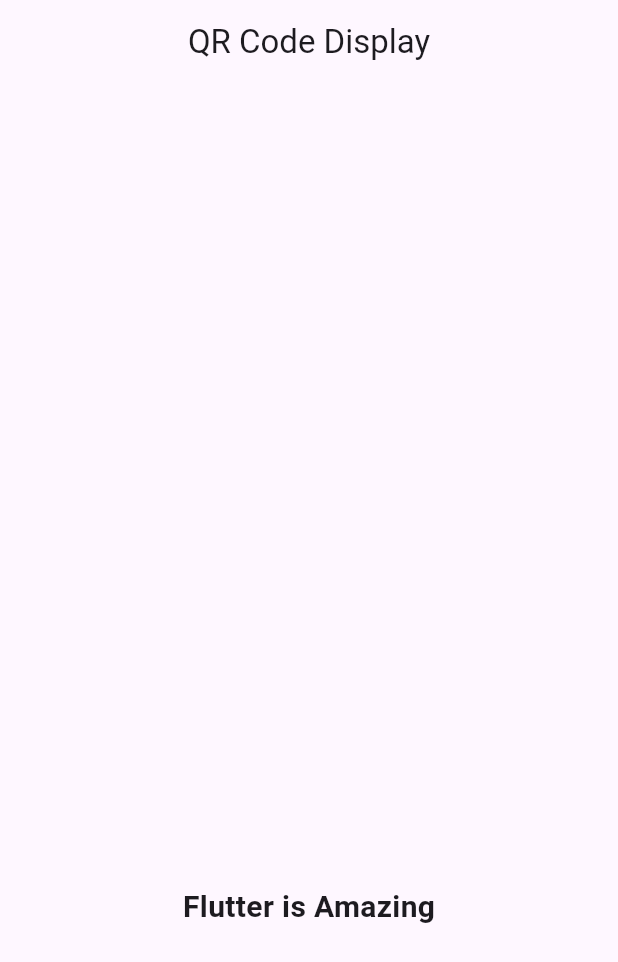
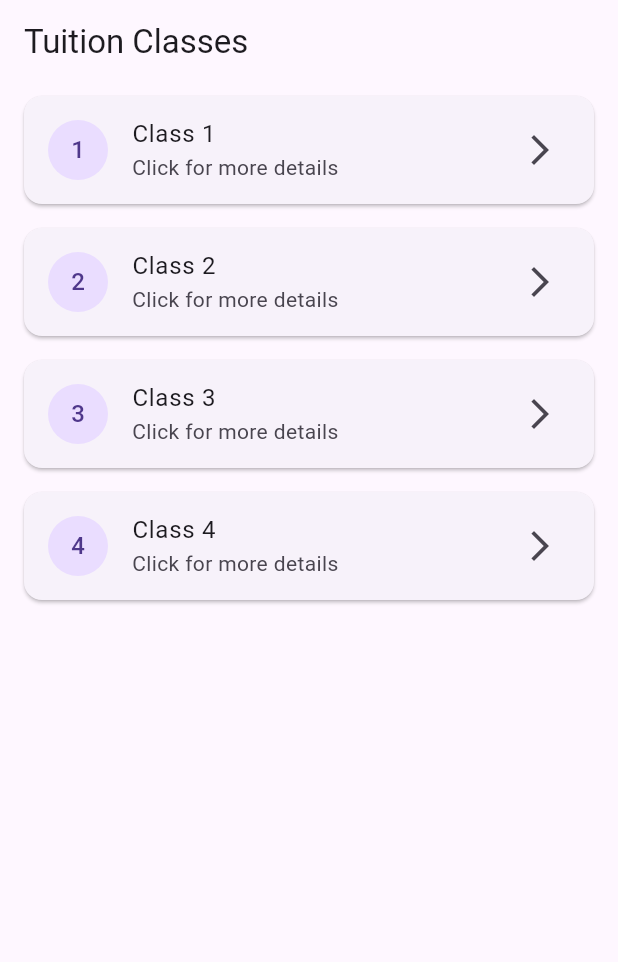
Before and after one commit to Kartikey03/FlutterFeature, a Flutter app: the screen it shows after launch, on a phone screen of 412 x 824 dp. Shown: the top 962 px of the screen. Run offline on Flutter 3.47's test engine with Material 3 defaults, Android fonts, the phone set to English and light mode, and no system bars; our stand-ins replace cached_network_image, flutter_carousel_widget, qr_flutter.

Commit message:
Added Class booking UI

```diff
--- /dev/null
+++ b/lib/class_booking.dart
@@ -0,0 +1,103 @@
+// main.dart
+import 'package:flutter/material.dart';
+import 'package:newflutter/batch_booking.dart';
+
+
+class TuitionApp extends StatelessWidget {
+  const TuitionApp({super.key});
+
+  @override
+  Widget build(BuildContext context) {
+    return MaterialApp(
+      title: 'Tuition Classes',
+      theme: ThemeData(
+        primarySwatch: Colors.blue,
+        visualDensity: VisualDensity.adaptivePlatformDensity,
+      ),
+      home: ClassListScreen(),
+    );
+  }
+}
+
+class ClassInfo {
+  final String className;
+  final String description;
+  final List<String> subjects;
+  final String timings;
+  final String fees;
+
+  ClassInfo({
+    required this.className,
+    required this.description,
+    required this.subjects,
+    required this.timings,
+    required this.fees,
+  });
+}
+
+class ClassListScreen extends StatelessWidget {
+  final List<ClassInfo> classes = [
+    ClassInfo(
+      className: 'Class 1',
+      description: 'Foundation building year with focus on basics',
+      subjects: ['English', 'Mathematics', 'Environmental Science'],
+      timings: 'Mon-Fri: 3:00 PM - 4:30 PM',
+      fees: '₹2000/month',
+    ),
+    ClassInfo(
+      className: 'Class 2',
+      description: 'Strengthening fundamental concepts',
+      subjects: ['English', 'Mathematics', 'Environmental Science'],
+      timings: 'Mon-Fri: 4:30 PM - 6:00 PM',
+      fees: '₹2200/month',
+    ),
+    ClassInfo(
+      className: 'Class 3',
+      description: 'Strengthening fundamental concepts',
+      subjects: ['English', 'Mathematics', 'Environmental Science'],
+      timings: 'Mon-Fri: 4:30 PM - 6:00 PM',
+      fees: '₹1200/month',
+    ),
+    ClassInfo(
+      className: 'Class 4',
+      description: 'Strengthening fundamental concepts',
+      subjects: ['English', 'Mathematics', 'Environmental Science'],
+      timings: 'Mon-Fri: 4:30 PM - 6:00 PM',
+      fees: '₹2600/month',
+    ),
+    // Add similar entries for classes 3-12
+  ];
+
+  @override
+  Widget build(BuildContext context) {
+    return Scaffold(
+      appBar: AppBar(
+        title: Text('Tuition Classes'),
+      ),
+      body: ListView.builder(
+        itemCount: classes.length,
+        itemBuilder: (context, index) {
+          return Card(
+            margin: EdgeInsets.symmetric(horizontal: 16, vertical: 8),
+            child: ListTile(
+              leading: CircleAvatar(
+                child: Text('${index + 1}'),
+              ),
+              title: Text('Class ${index + 1}'),
+              subtitle: Text('Click for more details'),
+              trailing: Icon(Icons.arrow_forward_ios),
+              onTap: () {
+                Navigator.push(
+                  context,
+                  MaterialPageRoute(
+                    builder: (context) => BatchBooking(),
+                  ),
+                );
+              },
+            ),
+          );
+        },
+      ),
+    );
+  }
+}
--- a/lib/main.dart
+++ b/lib/main.dart
@@ -1,5 +1,7 @@
 import 'package:flutter/material.dart';
 import 'package:cached_network_image/cached_network_image.dart';
+import 'package:newflutter/batch_booking.dart';
+import 'package:newflutter/class_booking.dart';
 import 'package:newflutter/post_request.dart';
 import 'package:newflutter/tuition_detail_screen.dart';
 import 'package:http/http.dart' as http;
@@ -17,7 +19,7 @@ class MyApp extends StatelessWidget {
   Widget build(BuildContext context) {
     return MaterialApp(
       debugShowCheckedModeBanner: false,
-      home: QRCodeDisplay(message: 'Flutter is Amazing',),
+      home: TuitionApp(),
     );
   }
 }
```
Also changed, not shown: lib/batch_booking.dart (added, +139 -0 lines).
